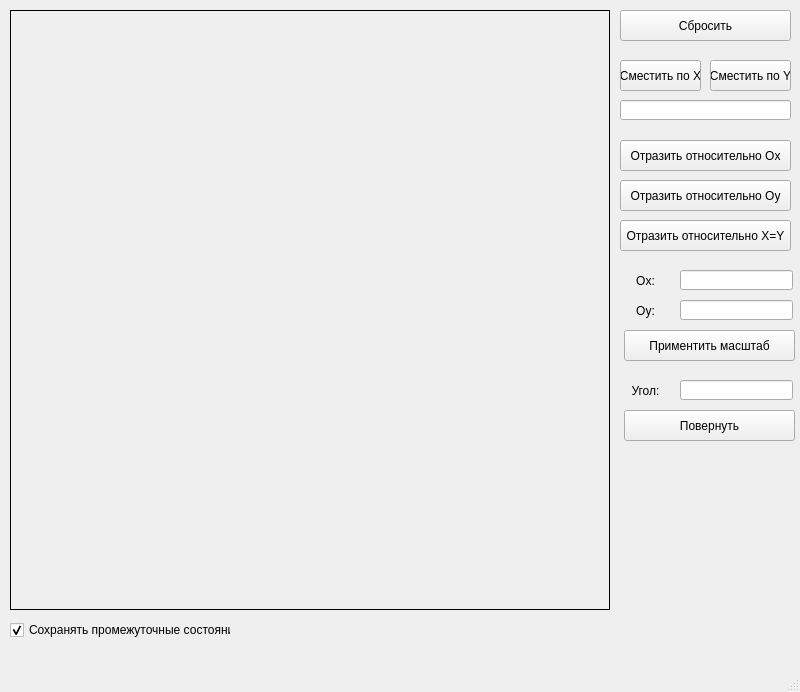
First picture: the form in 2/ui/ui.ui, repository Sergkon99/computer-graphics, before the edit.
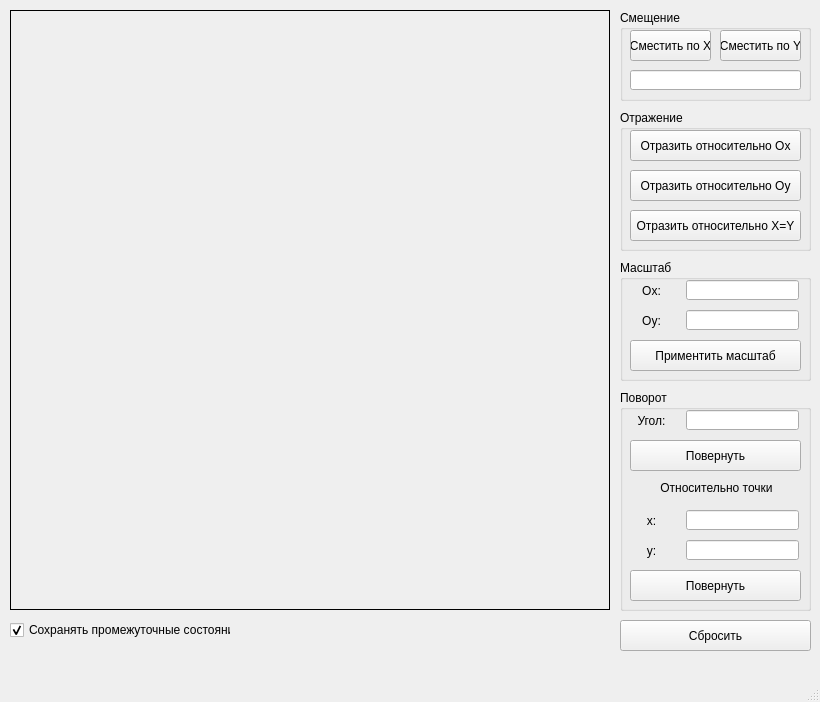
Second picture: the form after the edit.

What changed in the file:
```diff
--- a/2/ui/ui.ui
+++ b/2/ui/ui.ui
@@ -6,8 +6,8 @@
    <rect>
     <x>0</x>
     <y>0</y>
-    <width>800</width>
-    <height>692</height>
+    <width>820</width>
+    <height>702</height>
    </rect>
   </property>
   <property name="windowTitle">
@@ -34,8 +34,8 @@
     <property name="geometry">
      <rect>
       <x>620</x>
-      <y>10</y>
-      <width>171</width>
+      <y>620</y>
+      <width>191</width>
       <height>31</height>
      </rect>
     </property>
@@ -43,24 +43,49 @@
      <string>Сбросить</string>
     </property>
    </widget>
-   <widget class="QPushButton" name="pb_move_x">
+   <widget class="QCheckBox" name="cb_global_figure">
+    <property name="geometry">
+     <rect>
+      <x>10</x>
+      <y>620</y>
+      <width>221</width>
+      <height>20</height>
+     </rect>
+    </property>
+    <property name="text">
+     <string>Сохранять промежуточные состояния</string>
+    </property>
+    <property name="checked">
+     <bool>true</bool>
+    </property>
+   </widget>
+   <widget class="QGroupBox" name="groupBox">
     <property name="geometry">
      <rect>
       <x>620</x>
+      <y>10</y>
+      <width>191</width>
+      <height>91</height>
+     </rect>
+    </property>
+    <property name="title">
+     <string>Смещение</string>
+    </property>
+    <widget class="QLineEdit" name="le_move">
+     <property name="geometry">
+      <rect>
+       <x>10</x>
       <y>60</y>
-      <width>81</width>
-      <height>31</height>
-     </rect>
-    </property>
-    <property name="text">
-     <string>Сместить по X</string>
-    </property>
+       <width>171</width>
+       <height>20</height>
+      </rect>
+     </property>
    </widget>
    <widget class="QPushButton" name="pb_move_y">
     <property name="geometry">
      <rect>
-      <x>710</x>
-      <y>60</y>
+       <x>100</x>
+       <y>20</y>
       <width>81</width>
       <height>31</height>
      </rect>
@@ -69,21 +94,50 @@
      <string>Сместить по Y</string>
     </property>
    </widget>
-   <widget class="QLineEdit" name="le_move">
+    <widget class="QPushButton" name="pb_move_x">
+     <property name="geometry">
+      <rect>
+       <x>10</x>
+       <y>20</y>
+       <width>81</width>
+       <height>31</height>
+      </rect>
+     </property>
+     <property name="text">
+      <string>Сместить по X</string>
+     </property>
+    </widget>
+   </widget>
+   <widget class="QGroupBox" name="groupBox_2">
     <property name="geometry">
      <rect>
       <x>620</x>
+      <y>110</y>
+      <width>191</width>
+      <height>141</height>
+     </rect>
+    </property>
+    <property name="title">
+     <string>Отражение</string>
+    </property>
+    <widget class="QPushButton" name="pb_reflection_xy">
+     <property name="geometry">
+      <rect>
+       <x>10</x>
       <y>100</y>
       <width>171</width>
-      <height>20</height>
-     </rect>
-    </property>
+       <height>31</height>
+      </rect>
+     </property>
+     <property name="text">
+      <string>Отразить относительно X=Y</string>
+     </property>
    </widget>
    <widget class="QPushButton" name="pb_reflection_x">
     <property name="geometry">
      <rect>
-      <x>620</x>
-      <y>140</y>
+       <x>10</x>
+       <y>20</y>
       <width>171</width>
       <height>31</height>
      </rect>
@@ -95,8 +149,8 @@
    <widget class="QPushButton" name="pb_reflection_y">
     <property name="geometry">
      <rect>
-      <x>620</x>
-      <y>180</y>
+       <x>10</x>
+       <y>60</y>
       <width>171</width>
       <height>31</height>
      </rect>
@@ -105,40 +159,56 @@
      <string>Отразить относительно Oy</string>
     </property>
    </widget>
-   <widget class="QPushButton" name="pb_reflection_xy">
+   </widget>
+   <widget class="QGroupBox" name="groupBox_3">
     <property name="geometry">
      <rect>
       <x>620</x>
-      <y>220</y>
-      <width>171</width>
-      <height>31</height>
+      <y>260</y>
+      <width>191</width>
+      <height>121</height>
+     </rect>
+    </property>
+    <property name="title">
+     <string>Масштаб</string>
+    </property>
+    <widget class="QLabel" name="label_3">
+     <property name="geometry">
+      <rect>
+       <x>6</x>
+       <y>50</y>
+       <width>51</width>
+       <height>21</height>
      </rect>
     </property>
     <property name="text">
-     <string>Отразить относительно X=Y</string>
-    </property>
-   </widget>
-   <widget class="QCheckBox" name="cb_global_figure">
+      <string>Oy:</string>
+     </property>
+     <property name="alignment">
+      <set>Qt::AlignCenter</set>
+     </property>
+    </widget>
+    <widget class="QLabel" name="label_2">
     <property name="geometry">
      <rect>
-      <x>10</x>
-      <y>620</y>
-      <width>221</width>
-      <height>20</height>
+       <x>6</x>
+       <y>20</y>
+       <width>51</width>
+       <height>21</height>
      </rect>
     </property>
     <property name="text">
-     <string>Сохранять промежуточные состояния</string>
-    </property>
-    <property name="checked">
-     <bool>true</bool>
+      <string>Ox:</string>
+     </property>
+     <property name="alignment">
+      <set>Qt::AlignCenter</set>
     </property>
    </widget>
    <widget class="QLineEdit" name="le_scale_x">
     <property name="geometry">
      <rect>
-      <x>680</x>
-      <y>270</y>
+       <x>66</x>
+       <y>20</y>
       <width>113</width>
       <height>20</height>
      </rect>
@@ -147,8 +217,8 @@
    <widget class="QLineEdit" name="le_scale_y">
     <property name="geometry">
      <rect>
-      <x>680</x>
-      <y>300</y>
+       <x>66</x>
+       <y>50</y>
       <width>113</width>
       <height>20</height>
      </rect>
@@ -157,8 +227,8 @@
    <widget class="QPushButton" name="pb_scale">
     <property name="geometry">
      <rect>
-      <x>624</x>
-      <y>330</y>
+       <x>10</x>
+       <y>80</y>
       <width>171</width>
       <height>31</height>
      </rect>
@@ -167,53 +237,79 @@
      <string>Приментить масштаб</string>
     </property>
    </widget>
-   <widget class="QLabel" name="label_2">
+   </widget>
+   <widget class="QGroupBox" name="groupBox_4">
     <property name="geometry">
      <rect>
       <x>620</x>
-      <y>270</y>
-      <width>51</width>
-      <height>21</height>
+      <y>390</y>
+      <width>191</width>
+      <height>221</height>
      </rect>
     </property>
-    <property name="text">
-     <string>Ox:</string>
+    <property name="title">
+     <string>Поворот</string>
     </property>
-    <property name="alignment">
-     <set>Qt::AlignCenter</set>
-    </property>
-   </widget>
-   <widget class="QLabel" name="label_3">
+    <widget class="QLabel" name="label_6">
     <property name="geometry">
      <rect>
-      <x>620</x>
-      <y>300</y>
-      <width>51</width>
-      <height>21</height>
+       <x>16</x>
+       <y>90</y>
+       <width>161</width>
+       <height>16</height>
      </rect>
     </property>
     <property name="text">
-     <string>Oy:</string>
+      <string>Относительно точки</string>
     </property>
     <property name="alignment">
      <set>Qt::AlignCenter</set>
     </property>
    </widget>
-   <widget class="QLineEdit" name="le_rotate_angle">
+    <widget class="QLineEdit" name="le_rotate_from_point_y">
     <property name="geometry">
      <rect>
-      <x>680</x>
-      <y>380</y>
+       <x>66</x>
+       <y>150</y>
       <width>113</width>
       <height>20</height>
      </rect>
     </property>
    </widget>
+    <widget class="QLabel" name="label">
+     <property name="geometry">
+      <rect>
+       <x>6</x>
+       <y>120</y>
+       <width>51</width>
+       <height>21</height>
+      </rect>
+     </property>
+     <property name="text">
+      <string>x:</string>
+     </property>
+     <property name="alignment">
+      <set>Qt::AlignCenter</set>
+     </property>
+    </widget>
+    <widget class="QPushButton" name="pb_rotate_from_point">
+     <property name="geometry">
+      <rect>
+       <x>10</x>
+       <y>180</y>
+       <width>171</width>
+       <height>31</height>
+      </rect>
+     </property>
+     <property name="text">
+      <string>Повернуть</string>
+     </property>
+    </widget>
    <widget class="QPushButton" name="pb_rotate">
     <property name="geometry">
      <rect>
-      <x>624</x>
-      <y>410</y>
+       <x>10</x>
+       <y>50</y>
       <width>171</width>
       <height>31</height>
      </rect>
@@ -222,11 +318,31 @@
      <string>Повернуть</string>
     </property>
    </widget>
+    <widget class="QLineEdit" name="le_rotate_from_point_x">
+     <property name="geometry">
+      <rect>
+       <x>66</x>
+       <y>120</y>
+       <width>113</width>
+       <height>20</height>
+      </rect>
+     </property>
+    </widget>
+    <widget class="QLineEdit" name="le_rotate_angle">
+     <property name="geometry">
+      <rect>
+       <x>66</x>
+       <y>20</y>
+       <width>113</width>
+       <height>20</height>
+      </rect>
+     </property>
+    </widget>
    <widget class="QLabel" name="label_4">
     <property name="geometry">
      <rect>
-      <x>620</x>
-      <y>380</y>
+       <x>6</x>
+       <y>20</y>
       <width>51</width>
       <height>21</height>
      </rect>
@@ -238,6 +354,23 @@
      <set>Qt::AlignCenter</set>
     </property>
    </widget>
+    <widget class="QLabel" name="label_5">
+     <property name="geometry">
+      <rect>
+       <x>6</x>
+       <y>150</y>
+       <width>51</width>
+       <height>21</height>
+      </rect>
+     </property>
+     <property name="text">
+      <string>y:</string>
+     </property>
+     <property name="alignment">
+      <set>Qt::AlignCenter</set>
+     </property>
+    </widget>
+   </widget>
   </widget>
   <widget class="QMenuBar" name="menubar">
    <property name="geometry">
```
Left out of the diff: 2 changed lines with no effect on the pictures. Lines whose indentation alone changed are shown as unchanged.
